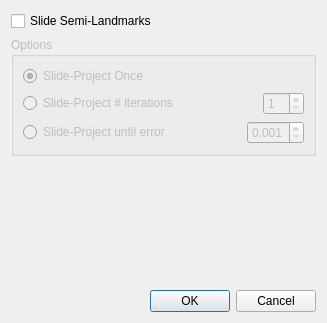
Qt form VPN/Evan/Nodes/TemplandNode/Designer/SlideDialog.ui (evan-society/evan-toolbox) before a commit.
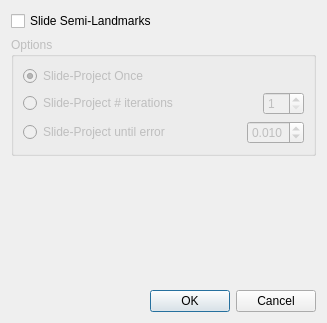
The same form after that commit.

Commit message: YN: Fixes a bug with renaming a semilandmark (update embeddings)

```diff
--- a/VPN/Evan/Nodes/TemplandNode/Designer/SlideDialog.ui
+++ b/VPN/Evan/Nodes/TemplandNode/Designer/SlideDialog.ui
@@ -134,7 +134,7 @@
            <double>0.001000000000000</double>
           </property>
           <property name="value">
-           <double>0.001000000000000</double>
+           <double>0.01000000000000</double>
           </property>
          </widget>
         </item>
```
The commit also changes 1 other file.
